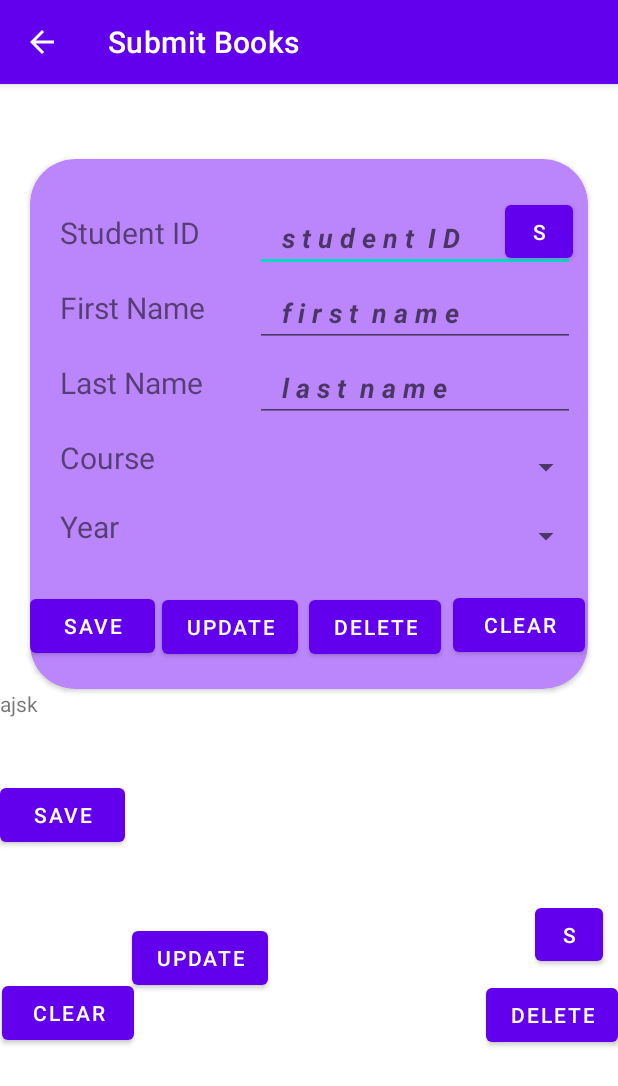
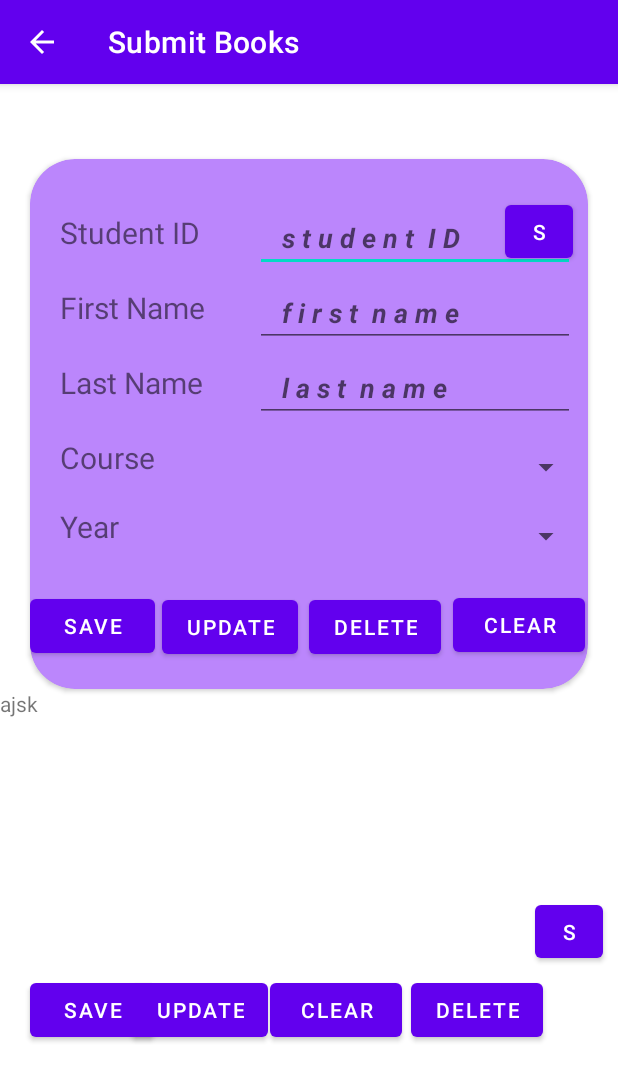
Before and after one commit to Aryan568/LMS-Android-, an Android app: the SubmitBooks screen opened directly, with no data from a screen before it, on a phone screen of 412 x 824 dp. Shown: the top 1086 px of the screen. Run offline under Robolectric (Android 15) with nearby library versions, the phone set to English and light mode, and no system bars.

Commit message:
Library CRUD Application(Android)

```diff
--- a/app/src/main/res/layout/activity_submit_books.xml
+++ b/app/src/main/res/layout/activity_submit_books.xml
@@ -267,58 +267,35 @@
                     android:id="@+id/b11"
                     android:layout_width="83dp"
                     android:layout_height="wrap_content"
-                    android:layout_marginLeft="0dp"
-                    android:layout_marginTop="10dp"
-                    android:text="Save"
-                    app:layout_constraintBottom_toBottomOf="parent"
-                    app:layout_constraintEnd_toEndOf="parent"
-                    app:layout_constraintHorizontal_bias="0.154"
-                    app:layout_constraintStart_toStartOf="parent"
-                    app:layout_constraintTop_toTopOf="parent"
-                    app:layout_constraintVertical_bias="0.764" />
+                    android:layout_marginLeft="20dp"
+                    android:layout_marginTop="140dp"
+                    android:text="Save" />
 
                 <Button
                     android:id="@+id/b12"
                     android:layout_width="wrap_content"
                     android:layout_height="wrap_content"
                     android:layout_marginLeft="88dp"
-                    android:layout_marginTop="47dp"
+                    android:layout_marginTop="-48dp"
                     android:onClick="updateOnClick"
-                    android:text="Update"
-                    app:layout_constraintBottom_toBottomOf="parent"
-                    app:layout_constraintEnd_toEndOf="parent"
-                    app:layout_constraintHorizontal_bias="0.691"
-                    app:layout_constraintStart_toStartOf="parent"
-                    app:layout_constraintTop_toTopOf="parent"
-                    app:layout_constraintVertical_bias="0.78" />
+                    android:text="Update" />
 
                 <Button
                     android:id="@+id/b13"
                     android:layout_width="wrap_content"
                     android:layout_height="wrap_content"
-                    android:layout_marginTop="-10dp"
                     android:layout_gravity="right"
-                    android:text="Delete"
-                    app:layout_constraintBottom_toBottomOf="parent"
-                    app:layout_constraintEnd_toEndOf="parent"
-                    app:layout_constraintHorizontal_bias="0.155"
-                    app:layout_constraintStart_toStartOf="parent"
-                    app:layout_constraintTop_toTopOf="parent"
-                    app:layout_constraintVertical_bias="0.887" />
+                    android:layout_marginRight="50dp"
+                    android:layout_marginTop="-48dp"
+                    android:text="Delete" />
 
                 <Button
                     android:id="@+id/b14"
                     android:layout_width="wrap_content"
                     android:layout_height="wrap_content"
-                    android:layout_marginLeft="1dp"
-                    android:layout_marginTop="-49dp"
-                    android:text="Clear"
-                    app:layout_constraintBottom_toBottomOf="parent"
-                    app:layout_constraintEnd_toEndOf="parent"
-                    app:layout_constraintHorizontal_bias="0.681"
-                    app:layout_constraintStart_toStartOf="parent"
-                    app:layout_constraintTop_toTopOf="parent"
-                    app:layout_constraintVertical_bias="0.9" />
+                    android:layout_marginLeft="180dp"
+                    android:layout_marginTop="-48dp"
+                    android:text="Clear" />
 
                 <Button
                     android:id="@+id/b15"
@@ -327,13 +304,7 @@
                     android:layout_gravity="right"
                     android:layout_marginTop="-100dp"
                     android:layout_marginRight="10dp"
-                    android:text="S"
-                    app:layout_constraintBottom_toBottomOf="parent"
-                    app:layout_constraintEnd_toEndOf="@id/stID"
-                    app:layout_constraintHorizontal_bias="0.346"
-                    app:layout_constraintStart_toStartOf="parent"
-                    app:layout_constraintTop_toTopOf="parent"
-                    app:layout_constraintVertical_bias="0.061" />
+                    android:text="S" />
 
 
             </LinearLayout>
```
